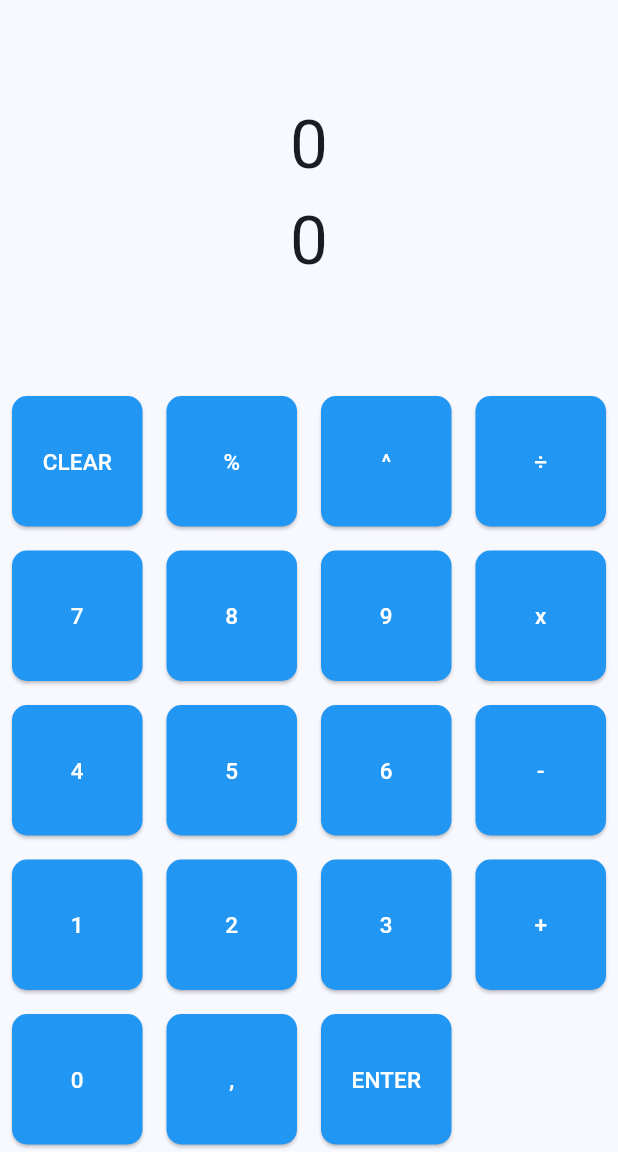
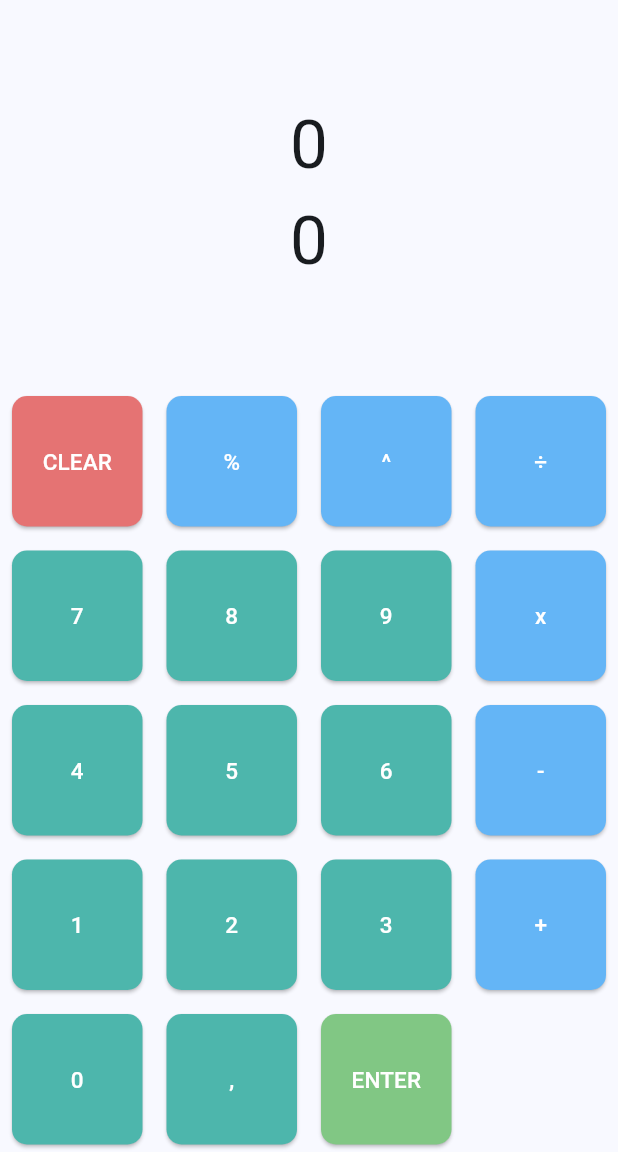
Before and after one commit to alicejasmine/rpn_calculator, a Flutter app: the screen it shows after launch, on a phone screen of 412 x 824 dp, the part 84-1236 px from its top. Run offline on Flutter 3.47's test engine with Material 3 defaults, Android fonts, the phone set to English and light mode, and no system bars.

Commit message:
update colors

```diff
--- a/lib/CalculatorScreen.dart
+++ b/lib/CalculatorScreen.dart
@@ -23,8 +23,6 @@ class _CalculatorScreenState extends State<CalculatorScreen> {
           title: const Text("RPN Calculator",
               style: TextStyle(color: Colors.white)), // Text color white
           backgroundColor: Colors.blue.shade900),
-
-
       body: Column(
         children: <Widget>[
           Expanded(child: _buildDisplayRow()),
@@ -33,25 +31,44 @@ class _CalculatorScreenState extends State<CalculatorScreen> {
             child: GridView.count(
               crossAxisCount: 4,
               children: [
-                _buildButton('CLEAR', () => onClearButtonPress()),
-                _buildButton('%', () => onOperationButtonPress('%')),
-                _buildButton('^', () => onOperationButtonPress('^')),
-                _buildButton('÷', () => onOperationButtonPress('÷')),
-                _buildButton('7', () => onNumericButtonPress('7')),
-                _buildButton('8', () => onNumericButtonPress('8')),
-                _buildButton('9', () => onNumericButtonPress('9')),
-                _buildButton('x', () => onOperationButtonPress('x')),
-                _buildButton('4', () => onNumericButtonPress('4')),
-                _buildButton('5', () => onNumericButtonPress('5')),
-                _buildButton('6', () => onNumericButtonPress('6')),
-                _buildButton('-', () => onOperationButtonPress('-')),
-                _buildButton('1', () => onNumericButtonPress('1')),
-                _buildButton('2', () => onNumericButtonPress('2')),
-                _buildButton('3', () => onNumericButtonPress('3')),
-                _buildButton('+', () => onOperationButtonPress('+')),
-                _buildButton('0', () => onNumericButtonPress('0')),
-                _buildButton(',', () => onCommaButtonPress()),
-                _buildButton('ENTER', () => onEnterButtonPress()),
+                _buildButton(
+                    'CLEAR', Colors.red.shade300, () => onClearButtonPress()),
+                _buildButton('%', Colors.blue.shade300,
+                    () => onOperationButtonPress('%')),
+                _buildButton('^', Colors.blue.shade300,
+                    () => onOperationButtonPress('^')),
+                _buildButton('÷', Colors.blue.shade300,
+                    () => onOperationButtonPress('÷')),
+                _buildButton(
+                    '7', Colors.teal.shade300, () => onNumericButtonPress('7')),
+                _buildButton(
+                    '8', Colors.teal.shade300, () => onNumericButtonPress('8')),
+                _buildButton(
+                    '9', Colors.teal.shade300, () => onNumericButtonPress('9')),
+                _buildButton('x', Colors.blue.shade300,
+                    () => onOperationButtonPress('x')),
+                _buildButton(
+                    '4', Colors.teal.shade300, () => onNumericButtonPress('4')),
+                _buildButton(
+                    '5', Colors.teal.shade300, () => onNumericButtonPress('5')),
+                _buildButton(
+                    '6', Colors.teal.shade300, () => onNumericButtonPress('6')),
+                _buildButton('-', Colors.blue.shade300,
+                    () => onOperationButtonPress('-')),
+                _buildButton(
+                    '1', Colors.teal.shade300, () => onNumericButtonPress('1')),
+                _buildButton(
+                    '2', Colors.teal.shade300, () => onNumericButtonPress('2')),
+                _buildButton(
+                    '3', Colors.teal.shade300, () => onNumericButtonPress('3')),
+                _buildButton('+', Colors.blue.shade300,
+                    () => onOperationButtonPress('+')),
+                _buildButton(
+                    '0', Colors.teal.shade300, () => onNumericButtonPress('0')),
+                _buildButton(
+                    ',', Colors.teal.shade300, () => onCommaButtonPress()),
+                _buildButton(
+                    'ENTER', Colors.green.shade300, () => onEnterButtonPress()),
               ],
             ),
           ),
@@ -59,7 +76,6 @@ class _CalculatorScreenState extends State<CalculatorScreen> {
       ),
     );
   }
-
 
   void onNumericButtonPress(String value) {
     setState(() {
@@ -116,7 +132,8 @@ class _CalculatorScreenState extends State<CalculatorScreen> {
     });
   }
 
-  Widget _buildButton(String text, void Function() onPressed) {
+  Widget _buildButton(
+      String text, Color backgroundColor, void Function() onPressed) {
     return Padding(
       padding: const EdgeInsets.all(8.0),
       child: ElevatedButton(
@@ -130,14 +147,12 @@ class _CalculatorScreenState extends State<CalculatorScreen> {
             borderRadius: BorderRadius.all(Radius.circular(10)),
           ),
           padding: EdgeInsets.all(20),
-          backgroundColor: Colors.blue,
+          backgroundColor: backgroundColor,
           foregroundColor: Colors.white,
         ),
       ),
     );
   }
-
-
 
   Widget _buildDisplayRow() {
     return Expanded(
@@ -166,6 +181,4 @@ class _CalculatorScreenState extends State<CalculatorScreen> {
       ),
     );
   }
-
-
 }
```
